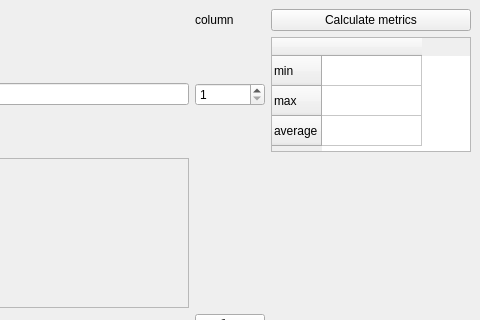
Old version of the form CSV/mainwindow.ui in the repository MakarenkoArtem/Labs2; both pictures show x 635 to 1115 and y 0 to 320 of the 1115 by 634 pixel window.
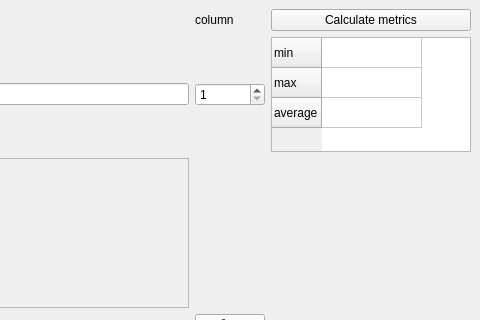
New version of the form.

The edit to the form file:
```diff
--- a/CSV/mainwindow.ui
+++ b/CSV/mainwindow.ui
@@ -76,6 +76,12 @@
         <property name="editTriggers">
          <set>QAbstractItemView::NoEditTriggers</set>
         </property>
+        <property name="showGrid">
+         <bool>true</bool>
+        </property>
+        <attribute name="horizontalHeaderVisible">
+         <bool>false</bool>
+        </attribute>
         <row>
          <property name="text">
           <string>min</string>
```
Left out of the diff: 2 changed lines with no effect on the pictures.
